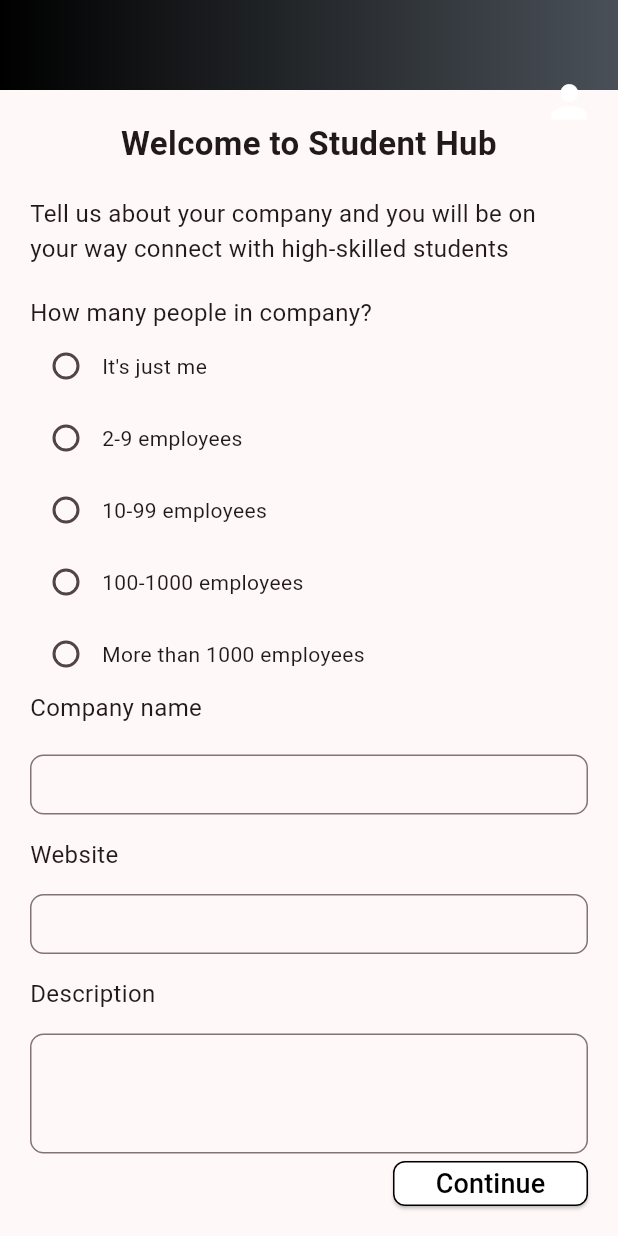
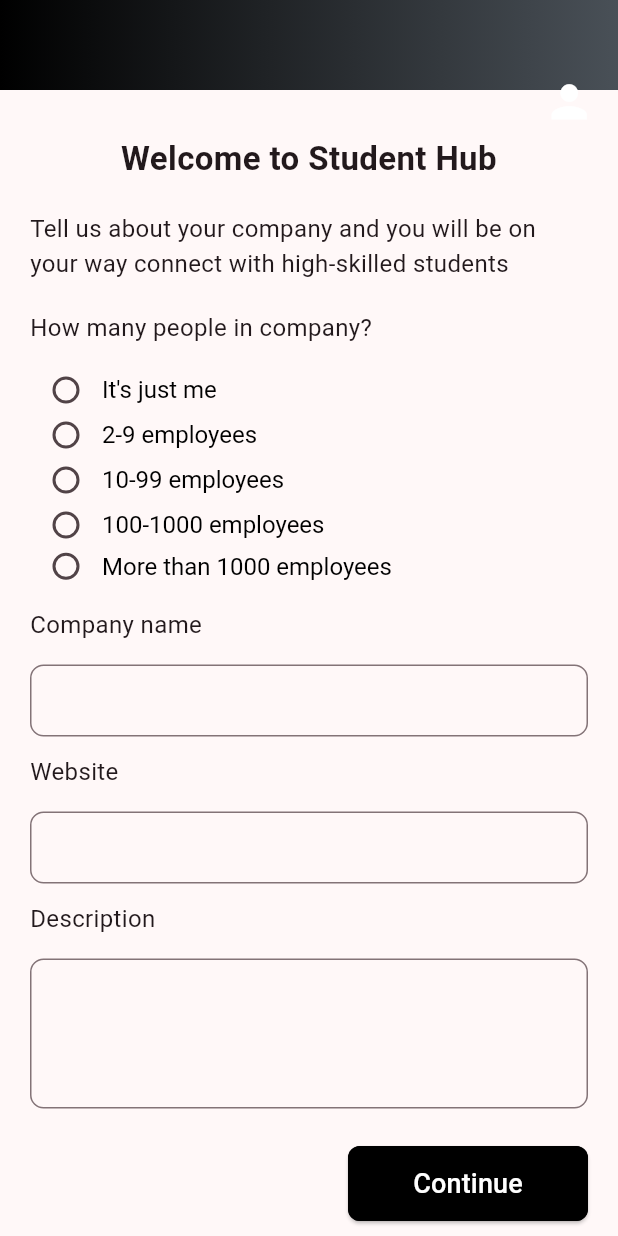
Before and after one commit to giahuy200202/StudentHub, a Flutter app: the screen it shows after launch, on a phone screen of 412 x 824 dp. Run offline on Flutter 3.47's test engine with Material 3 defaults, Android fonts, the phone set to English and light mode, and no system bars; our stand-ins replace flutter_local_notifications, flutter_riverpod, rxdart, timezone.

Commit message:
update UI profile company no data

```diff
--- a/lib/screens/layout.screen.dart
+++ b/lib/screens/layout.screen.dart
@@ -7,7 +7,7 @@ import 'package:studenthub/screens/profile.screen.dart';
 import 'package:studenthub/widgets/signup_step1.widget.dart';
 import 'package:studenthub/widgets/signup_step2.widget.dart';
 import 'package:studenthub/widgets/top_navbar.widget.dart';
-import 'package:studenthub/widgets/welcome_company.widget.dart';
+import 'package:studenthub/widgets/viewprofile_company.widget.dart';
 import 'package:studenthub/widgets/profile_company.widget.dart';
 
 class LayoutScreen extends ConsumerWidget {
--- a/lib/widgets/profile_company.widget.dart
+++ b/lib/widgets/profile_company.widget.dart
@@ -1,6 +1,8 @@
 import 'package:flutter/material.dart';
 import 'package:flutter_riverpod/flutter_riverpod.dart';
 import 'package:studenthub/providers/options_provider.dart';
+
+bool isConfirm = false;
 
 class LabeledRadio<T> extends StatelessWidget {
   const LabeledRadio({
@@ -29,7 +31,10 @@ class LabeledRadio<T> extends StatelessWidget {
             groupValue: groupValue,
             onChanged: onChanged,
           ),
-          Text(label),
+          DefaultTextStyle(
+            style: const TextStyle(color: Colors.black, fontSize: 16),
+            child: Text(label),
+          ),
         ],
       ),
     );
@@ -40,25 +45,39 @@ class ProfileCompanyWidget extends ConsumerWidget {
   const ProfileCompanyWidget({
     Key? key,
   }) : super(key: key);
-
+  void setState(Null Function() param0) {}
   @override
   Widget build(BuildContext context, WidgetRef ref) {
     var selectedEmployee = ref.watch(selectedEmployeeProvider);
+    // ignore: unused_local_variable
+    Icon iconCheckedConfirm = isConfirm
+        ? const Icon(
+            Icons.check_circle,
+            size: 30,
+            color: Color.fromARGB(255, 121, 123, 125),
+          )
+        : const Icon(
+            Icons.circle_outlined,
+            size: 30,
+            color: Color.fromARGB(255, 151, 153, 155),
+          );
 
     return Scaffold(
       body: SingleChildScrollView(
         child: Padding(
           padding: const EdgeInsets.symmetric(horizontal: 20),
-          child: Center(
           child: Column(
+            crossAxisAlignment: CrossAxisAlignment.start,
             children: [
-                const SizedBox(height: 20),
-                const Text(
+              const SizedBox(height: 30),
+              const Center(
+                child: Text(
                   'Welcome to Student Hub',
                   textAlign: TextAlign.center,
                   style: TextStyle(
                     fontSize: 22.0,
                     fontWeight: FontWeight.bold,
+                  ),
                 ),
               ),
               const SizedBox(height: 20),
@@ -67,22 +86,98 @@ class ProfileCompanyWidget extends ConsumerWidget {
                 style: TextStyle(fontSize: 16),
               ),
               const SizedBox(height: 20),
-                Container(
-                  alignment: Alignment.centerLeft,
-                  child: const Text(
+              const Text(
                 'How many people in company?',
                 style: TextStyle(fontSize: 16),
               ),
-                ),
 
               ////////////////////////////////////////
-                Container(
-                  alignment: Alignment.centerLeft,
-                  child: Column(
-                    mainAxisSize: MainAxisSize.min,
-                    crossAxisAlignment: CrossAxisAlignment.start,
+              const SizedBox(height: 15),
+              // Row(
+              //   children: [
+              //     InkWell(
+              //       onTap: () {
+              //         setState(() {
+              //           isConfirm = !isConfirm;
+              //         });
+              //       },
+              //       child: iconCheckedConfirm,
+              //     ),
+              //     const SizedBox(width: 7),
+              //     const Text(
+              //       'It\'s just me',
+              //       style: TextStyle(
+              //         fontSize: 16,
+              //       ),
+              //     ),
+              //   ],
+              // ),
+              // const SizedBox(height: 10),
+              // Row(
+              //   children: [
+              //     InkWell(
+              //       onTap: () {
+              //         setState(() {
+              //           isConfirm = !isConfirm;
+              //         });
+              //       },
+              //       child: iconCheckedConfirm,
+              //     ),
+              //     const SizedBox(width: 7),
+              //     const Text(
+              //       '2-9 employees',
+              //       style: TextStyle(
+              //         fontSize: 16,
+              //       ),
+              //     ),
+              //   ],
+              // ),
+              // const SizedBox(height: 10),
+              // Row(
+              //   children: [
+              //     InkWell(
+              //       onTap: () {
+              //         setState(() {
+              //           isConfirm = !isConfirm;
+              //         });
+              //       },
+              //       child: iconCheckedConfirm,
+              //     ),
+              //     const SizedBox(width: 7),
+              //     const Text(
+              //       '10-99 employees',
+              //       style: TextStyle(
+              //         fontSize: 16,
+              //       ),
+              //     ),
+              //   ],
+              // ),
+              // const SizedBox(height: 10),
+              // Row(
+              //   children: [
+              //     InkWell(
+              //       onTap: () {
+              //         setState(() {
+              //           isConfirm = !isConfirm;
+              //         });
+              //       },
+              //       child: iconCheckedConfirm,
+              //     ),
+              //     const SizedBox(width: 7),
+              //     const Text(
+              //       '100-1000 employees',
+              //       style: TextStyle(
+              //         fontSize: 16,
+              //       ),
+              //     ),
+              //   ],
+              // ),
+              Column(
                 children: [
-                      LabeledRadio(
+                  SizedBox(
+                    height: 30,
+                    width: MediaQuery.of(context).size.width,
+                    child: LabeledRadio(
                       label: 'It\'s just me',
                       value: 1,
                       groupValue: selectedEmployee,
@@ -92,7 +187,11 @@ class ProfileCompanyWidget extends ConsumerWidget {
                             .selectEmployee(value!);
                       },
                     ),
-                      LabeledRadio(
+                  ),
+                  SizedBox(
+                    height: 30,
+                    width: MediaQuery.of(context).size.width,
+                    child: LabeledRadio(
                       label: '2-9 employees',
                       value: 2,
                       groupValue: selectedEmployee,
@@ -102,7 +201,11 @@ class ProfileCompanyWidget extends ConsumerWidget {
                             .selectEmployee(value!);
                       },
                     ),
-                      LabeledRadio(
+                  ),
+                  SizedBox(
+                    height: 30,
+                    width: MediaQuery.of(context).size.width,
+                    child: LabeledRadio(
                       label: '10-99 employees',
                       value: 3,
                       groupValue: selectedEmployee,
@@ -112,8 +215,12 @@ class ProfileCompanyWidget extends ConsumerWidget {
                             .selectEmployee(value!);
                       },
                     ),
-                      LabeledRadio(
-                        label: '100-1000 employees',
+                  ),
+                  SizedBox(
+                    height: 30,
+                    width: MediaQuery.of(context).size.width,
+                    child: LabeledRadio(
+                      label: "100-1000 employees",
                       value: 4,
                       groupValue: selectedEmployee,
                       onChanged: (value) {
@@ -122,7 +229,11 @@ class ProfileCompanyWidget extends ConsumerWidget {
                             .selectEmployee(value!);
                       },
                     ),
-                      LabeledRadio(
+                  ),
+                  SizedBox(
+                    height: 25,
+                    width: MediaQuery.of(context).size.width,
+                    child: LabeledRadio(
                       label: 'More than 1000 employees',
                       value: 5,
                       groupValue: selectedEmployee,
@@ -132,54 +243,21 @@ class ProfileCompanyWidget extends ConsumerWidget {
                             .selectEmployee(value!);
                       },
                     ),
+                  ),
                 ],
               ),
-                ),
               //////////////////////////////////////
-                Container(
-                  alignment: Alignment.centerLeft,
-                  child: const Text(
+              const SizedBox(height: 15),
+              const Text(
                 'Company name',
                 style: TextStyle(fontSize: 16),
               ),
-                ),
-                const SizedBox(height: 20),
+              const SizedBox(height: 15),
               SizedBox(
-                  height: 40,
+                height: 60,
                 child: TextField(
                   style: const TextStyle(
-                      fontSize: 13.5,
-                    ),
-                    decoration: InputDecoration(
-                      border: OutlineInputBorder(
-                        borderRadius: BorderRadius.circular(9),
-                      ),
-                      focusedBorder: OutlineInputBorder(
-                        borderRadius: BorderRadius.circular(9),
-                        borderSide: const BorderSide(color: Colors.black),
-                      ),
-                      contentPadding: const EdgeInsets.symmetric(
-                        vertical: 0,
-                        horizontal: 10,
-                      ),
-                    ),
-                  ),
-                ),
-                ///////
-                const SizedBox(height: 15),
-                Container(
-                  alignment: Alignment.centerLeft,
-                  child: const Text(
-                    'Website',
-                    style: TextStyle(fontSize: 16),
-                  ),
-                ),
-                const SizedBox(height: 15),
-                SizedBox(
-                  height: 40,
-                  child: TextField(
-                    style: const TextStyle(
-                      fontSize: 13.5,
+                    fontSize: 17,
                   ),
                   decoration: InputDecoration(
                     border: OutlineInputBorder(
@@ -197,7 +275,33 @@ class ProfileCompanyWidget extends ConsumerWidget {
                 ),
               ),
               //////
+              const Text(
+                'Website',
+                style: TextStyle(fontSize: 16),
+              ),
               const SizedBox(height: 15),
+              SizedBox(
+                height: 60,
+                child: TextField(
+                  style: const TextStyle(
+                    fontSize: 17,
+                  ),
+                  decoration: InputDecoration(
+                    border: OutlineInputBorder(
+                      borderRadius: BorderRadius.circular(9),
+                    ),
+                    focusedBorder: OutlineInputBorder(
+                      borderRadius: BorderRadius.circular(9),
+                      borderSide: const BorderSide(color: Colors.black),
+                    ),
+                    contentPadding: const EdgeInsets.symmetric(
+                      vertical: 0,
+                      horizontal: 10,
+                    ),
+                  ),
+                ),
+              ),
+              //////
               Container(
                 alignment: Alignment.centerLeft,
                 child: const Text(
@@ -207,9 +311,9 @@ class ProfileCompanyWidget extends ConsumerWidget {
               ),
               const SizedBox(height: 15),
               SizedBox(
-                  height: 85,
+                height: 100,
                 child: TextField(
-                    maxLines: 3,
+                  maxLines: 4,
                   style: const TextStyle(
                     fontSize: 13.5,
                   ),
@@ -230,12 +334,12 @@ class ProfileCompanyWidget extends ConsumerWidget {
               ),
 
               ///
-
+              const SizedBox(height: 25),
               Container(
                 alignment: Alignment.centerRight,
                 child: SizedBox(
-                    height: 30,
-                    width: 130,
+                  height: 50,
+                  width: 160,
                   child: ElevatedButton(
                     onPressed: () {},
                     style: ElevatedButton.styleFrom(
@@ -243,13 +347,13 @@ class ProfileCompanyWidget extends ConsumerWidget {
                         borderRadius: BorderRadius.circular(8),
                         side: const BorderSide(color: Colors.black),
                       ),
-                        backgroundColor: Colors.white,
+                      backgroundColor: const Color.fromARGB(255, 0, 0, 0),
                     ),
                     child: const Text(
                       'Continue',
                       style: TextStyle(
                         fontSize: 18,
-                          color: Colors.black,
+                        color: Color.fromARGB(255, 255, 255, 255),
                         fontWeight: FontWeight.w500,
                       ),
                     ),
@@ -262,7 +366,6 @@ class ProfileCompanyWidget extends ConsumerWidget {
           ),
         ),
       ),
-      ),
     );
   }
 }
```
Also changed, not shown: lib/screens/profile.screen.dart (+14 -14 lines), lib/widgets/viewprofile_company.widget.dart (added, +104 -0 lines). Lines whose indentation alone changed are shown as unchanged.
